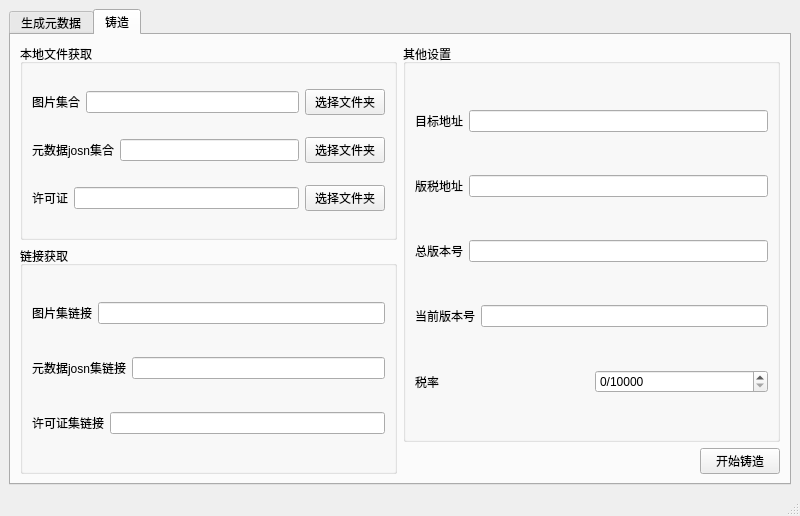
Old version of the form mainwindow.ui in the repository fantasyfanwuren/ChiaMintNFT1.
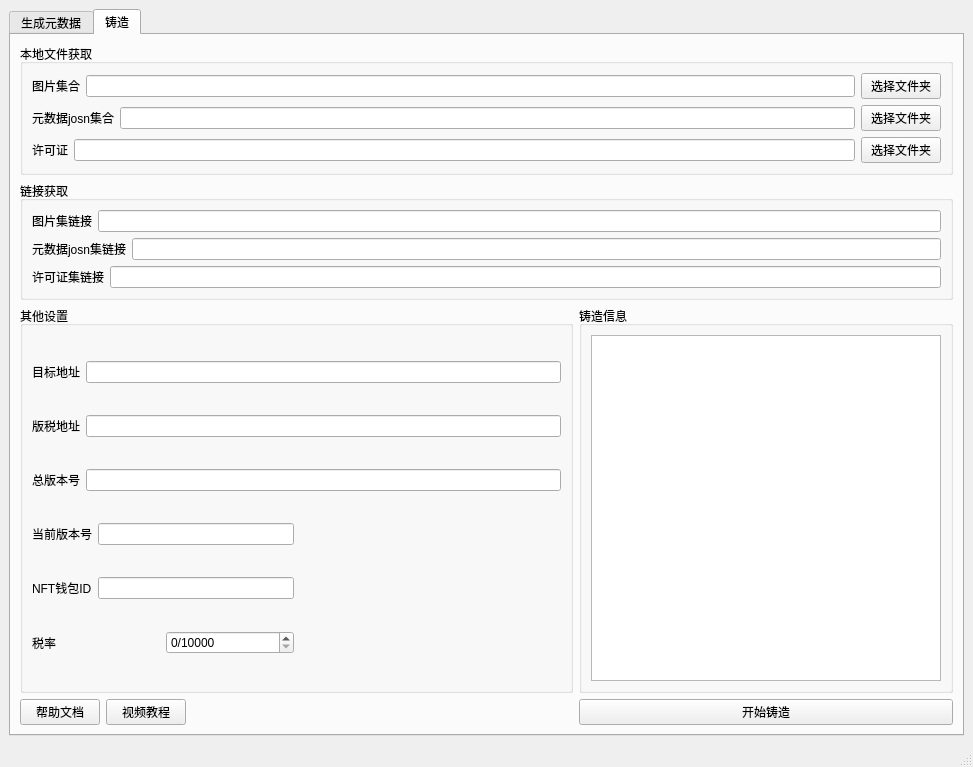
New version of the form. The open tabs and pages were chosen to show the change.

Commit message: 进一步优化了GUI设计

The edit to the form file:
```diff
--- a/mainwindow.ui
+++ b/mainwindow.ui
@@ -6,8 +6,8 @@
    <rect>
     <x>0</x>
     <y>0</y>
-    <width>800</width>
-    <height>516</height>
+    <width>973</width>
+    <height>767</height>
    </rect>
   </property>
   <property name="windowTitle">
@@ -15,7 +15,7 @@
   </property>
   <widget class="QWidget" name="centralwidget">
    <layout class="QGridLayout" name="gridLayout">
-    <item row="0" column="1">
+    <item row="0" column="0">
      <widget class="QTabWidget" name="tabWidget">
       <property name="currentIndex">
        <number>0</number>
@@ -57,8 +57,21 @@
           <property name="title">
            <string>NFT全局设置</string>
           </property>
-          <layout class="QGridLayout" name="gridLayout_5">
-           <item row="4" column="0">
+          <layout class="QGridLayout" name="gridLayout_2">
+           <item row="5" column="1">
+            <spacer name="horizontalSpacer">
+             <property name="orientation">
+              <enum>Qt::Horizontal</enum>
+             </property>
+             <property name="sizeHint" stdset="0">
+              <size>
+               <width>442</width>
+               <height>20</height>
+              </size>
+             </property>
+            </spacer>
+           </item>
+           <item row="5" column="0">
             <layout class="QHBoxLayout" name="horizontalLayout_5">
              <item>
               <widget class="QLabel" name="label_5">
@@ -72,14 +85,14 @@
              </item>
             </layout>
            </item>
-           <item row="4" column="1">
-            <spacer name="horizontalSpacer">
+           <item row="6" column="1">
+            <spacer name="horizontalSpacer_2">
              <property name="orientation">
               <enum>Qt::Horizontal</enum>
              </property>
              <property name="sizeHint" stdset="0">
               <size>
-               <width>355</width>
+               <width>442</width>
                <height>20</height>
               </size>
              </property>
@@ -99,19 +112,6 @@
              </item>
             </layout>
            </item>
-           <item row="5" column="1">
-            <spacer name="horizontalSpacer_2">
-             <property name="orientation">
-              <enum>Qt::Horizontal</enum>
-             </property>
-             <property name="sizeHint" stdset="0">
-              <size>
-               <width>355</width>
-               <height>20</height>
-              </size>
-             </property>
-            </spacer>
-           </item>
            <item row="0" column="0" colspan="2">
             <layout class="QHBoxLayout" name="horizontalLayout_4">
              <item>
@@ -175,16 +175,7 @@
              </item>
             </layout>
            </item>
-          </layout>
-         </widget>
-        </item>
-        <item row="0" column="0" colspan="2">
-         <widget class="QGroupBox" name="groupBox">
-          <property name="title">
-           <string>metadata.csv设置</string>
-          </property>
-          <layout class="QGridLayout" name="gridLayout_2">
-           <item row="0" column="0">
+           <item row="1" column="0" colspan="2">
             <layout class="QHBoxLayout" name="horizontalLayout">
              <item>
               <widget class="QLabel" name="label">
@@ -214,8 +205,186 @@
        <attribute name="title">
         <string>铸造</string>
        </attribute>
-       <layout class="QGridLayout" name="gridLayout_8">
-        <item row="0" column="0">
+       <layout class="QGridLayout" name="gridLayout_5">
+        <item row="2" column="0" colspan="4">
+         <widget class="QGroupBox" name="groupBox_5">
+          <property name="title">
+           <string>其他设置</string>
+          </property>
+          <layout class="QGridLayout" name="gridLayout_8">
+           <item row="3" column="0">
+            <layout class="QHBoxLayout" name="horizontalLayout_17">
+             <item>
+              <widget class="QLabel" name="label_17">
+               <property name="text">
+                <string>当前版本号</string>
+               </property>
+              </widget>
+             </item>
+             <item>
+              <widget class="QLineEdit" name="lineEdit_17"/>
+             </item>
+            </layout>
+           </item>
+           <item row="3" column="1">
+            <spacer name="horizontalSpacer_5">
+             <property name="orientation">
+              <enum>Qt::Horizontal</enum>
+             </property>
+             <property name="sizeHint" stdset="0">
+              <size>
+               <width>254</width>
+               <height>20</height>
+              </size>
+             </property>
+            </spacer>
+           </item>
+           <item row="4" column="0">
+            <layout class="QHBoxLayout" name="horizontalLayout_20">
+             <item>
+              <widget class="QLabel" name="label_19">
+               <property name="text">
+                <string>NFT钱包ID</string>
+               </property>
+              </widget>
+             </item>
+             <item>
+              <widget class="QLineEdit" name="lineEdit_18"/>
+             </item>
+            </layout>
+           </item>
+           <item row="4" column="1">
+            <spacer name="horizontalSpacer_6">
+             <property name="orientation">
+              <enum>Qt::Horizontal</enum>
+             </property>
+             <property name="sizeHint" stdset="0">
+              <size>
+               <width>254</width>
+               <height>20</height>
+              </size>
+             </property>
+            </spacer>
+           </item>
+           <item row="5" column="0">
+            <layout class="QHBoxLayout" name="horizontalLayout_18">
+             <item>
+              <widget class="QLabel" name="label_18">
+               <property name="text">
+                <string>税率</string>
+               </property>
+              </widget>
+             </item>
+             <item>
+              <widget class="QSpinBox" name="spinBox">
+               <property name="suffix">
+                <string>/10000</string>
+               </property>
+               <property name="maximum">
+                <number>1000</number>
+               </property>
+              </widget>
+             </item>
+            </layout>
+           </item>
+           <item row="5" column="1">
+            <spacer name="horizontalSpacer_7">
+             <property name="orientation">
+              <enum>Qt::Horizontal</enum>
+             </property>
+             <property name="sizeHint" stdset="0">
+              <size>
+               <width>254</width>
+               <height>20</height>
+              </size>
+             </property>
+            </spacer>
+           </item>
+           <item row="0" column="0" colspan="2">
+            <layout class="QHBoxLayout" name="horizontalLayout_14">
+             <item>
+              <widget class="QLabel" name="label_14">
+               <property name="text">
+                <string>目标地址</string>
+               </property>
+              </widget>
+             </item>
+             <item>
+              <widget class="QLineEdit" name="lineEdit_14"/>
+             </item>
+            </layout>
+           </item>
+           <item row="1" column="0" colspan="2">
+            <layout class="QHBoxLayout" name="horizontalLayout_15">
+             <item>
+              <widget class="QLabel" name="label_15">
+               <property name="text">
+                <string>版税地址</string>
+               </property>
+              </widget>
+             </item>
+             <item>
+              <widget class="QLineEdit" name="lineEdit_15"/>
+             </item>
+            </layout>
+           </item>
+           <item row="2" column="0" colspan="2">
+            <layout class="QHBoxLayout" name="horizontalLayout_16">
+             <item>
+              <widget class="QLabel" name="label_16">
+               <property name="text">
+                <string>总版本号</string>
+               </property>
+              </widget>
+             </item>
+             <item>
+              <widget class="QLineEdit" name="lineEdit_16"/>
+             </item>
+            </layout>
+           </item>
+          </layout>
+         </widget>
+        </item>
+        <item row="2" column="4">
+         <widget class="QGroupBox" name="groupBox_6">
+          <property name="title">
+           <string>铸造信息</string>
+          </property>
+          <layout class="QGridLayout" name="gridLayout_7">
+           <item row="0" column="0">
+            <widget class="QTableView" name="tableView"/>
+           </item>
+          </layout>
+         </widget>
+        </item>
+        <item row="3" column="0">
+         <widget class="QPushButton" name="pushButton_10">
+          <property name="text">
+           <string>帮助文档</string>
+          </property>
+         </widget>
+        </item>
+        <item row="3" column="1">
+         <widget class="QPushButton" name="pushButton_11">
+          <property name="text">
+           <string>视频教程</string>
+          </property>
+         </widget>
+        </item>
+        <item row="3" column="2">
+         <spacer name="horizontalSpacer_4">
+          <property name="orientation">
+           <enum>Qt::Horizontal</enum>
+          </property>
+          <property name="sizeHint" stdset="0">
+           <size>
+            <width>366</width>
+            <height>20</height>
+           </size>
+          </property>
+         </spacer>
+        </item>
+        <item row="0" column="0" colspan="5">
          <widget class="QGroupBox" name="groupBox_3">
           <property name="title">
            <string>本地文件获取</string>
@@ -287,93 +456,7 @@
           </layout>
          </widget>
         </item>
-        <item row="0" column="1" rowspan="2">
-         <widget class="QGroupBox" name="groupBox_5">
-          <property name="title">
-           <string>其他设置</string>
-          </property>
-          <layout class="QGridLayout" name="gridLayout_7">
-           <item row="0" column="0">
-            <layout class="QHBoxLayout" name="horizontalLayout_14">
-             <item>
-              <widget class="QLabel" name="label_14">
-               <property name="text">
-                <string>目标地址</string>
-               </property>
-              </widget>
-             </item>
-             <item>
-              <widget class="QLineEdit" name="lineEdit_14"/>
-             </item>
-            </layout>
-           </item>
-           <item row="1" column="0">
-            <layout class="QHBoxLayout" name="horizontalLayout_15">
-             <item>
-              <widget class="QLabel" name="label_15">
-               <property name="text">
-                <string>版税地址</string>
-               </property>
-              </widget>
-             </item>
-             <item>
-              <widget class="QLineEdit" name="lineEdit_15"/>
-             </item>
-            </layout>
-           </item>
-           <item row="2" column="0">
-            <layout class="QHBoxLayout" name="horizontalLayout_16">
-             <item>
-              <widget class="QLabel" name="label_16">
-               <property name="text">
-                <string>总版本号</string>
-               </property>
-              </widget>
-             </item>
-             <item>
-              <widget class="QLineEdit" name="lineEdit_16"/>
-             </item>
-            </layout>
-           </item>
-           <item row="3" column="0">
-            <layout class="QHBoxLayout" name="horizontalLayout_17">
-             <item>
-              <widget class="QLabel" name="label_17">
-               <property name="text">
-                <string>当前版本号</string>
-               </property>
-              </widget>
-             </item>
-             <item>
-              <widget class="QLineEdit" name="lineEdit_17"/>
-             </item>
-            </layout>
-           </item>
-           <item row="4" column="0">
-            <layout class="QHBoxLayout" name="horizontalLayout_18">
-             <item>
-              <widget class="QLabel" name="label_18">
-               <property name="text">
-                <string>税率</string>
-               </property>
-              </widget>
-             </item>
-             <item>
-              <widget class="QSpinBox" name="spinBox">
-               <property name="suffix">
-                <string>/10000</string>
-               </property>
-               <property name="maximum">
-                <number>1000</number>
-               </property>
-              </widget>
-             </item>
-            </layout>
-           </item>
-          </layout>
-         </widget>
-        </item>
-        <item row="1" column="0" rowspan="2">
+        <item row="1" column="0" colspan="5">
          <widget class="QGroupBox" name="groupBox_4">
           <property name="title">
            <string>链接获取</string>
@@ -424,29 +507,12 @@
           </layout>
          </widget>
         </item>
-        <item row="2" column="1">
-         <layout class="QHBoxLayout" name="horizontalLayout_19">
-          <item>
-           <spacer name="horizontalSpacer_4">
-            <property name="orientation">
-             <enum>Qt::Horizontal</enum>
-            </property>
-            <property name="sizeHint" stdset="0">
-             <size>
-              <width>40</width>
-              <height>20</height>
-             </size>
-            </property>
-           </spacer>
-          </item>
-          <item>
-           <widget class="QPushButton" name="pushButton_8">
-            <property name="text">
-             <string>开始铸造</string>
-            </property>
-           </widget>
-          </item>
-         </layout>
+        <item row="3" column="4">
+         <widget class="QPushButton" name="pushButton_8">
+          <property name="text">
+           <string>开始铸造</string>
+          </property>
+         </widget>
         </item>
        </layout>
       </widget>
```
Left out of the diff: 146 changed lines with no effect on the pictures.
